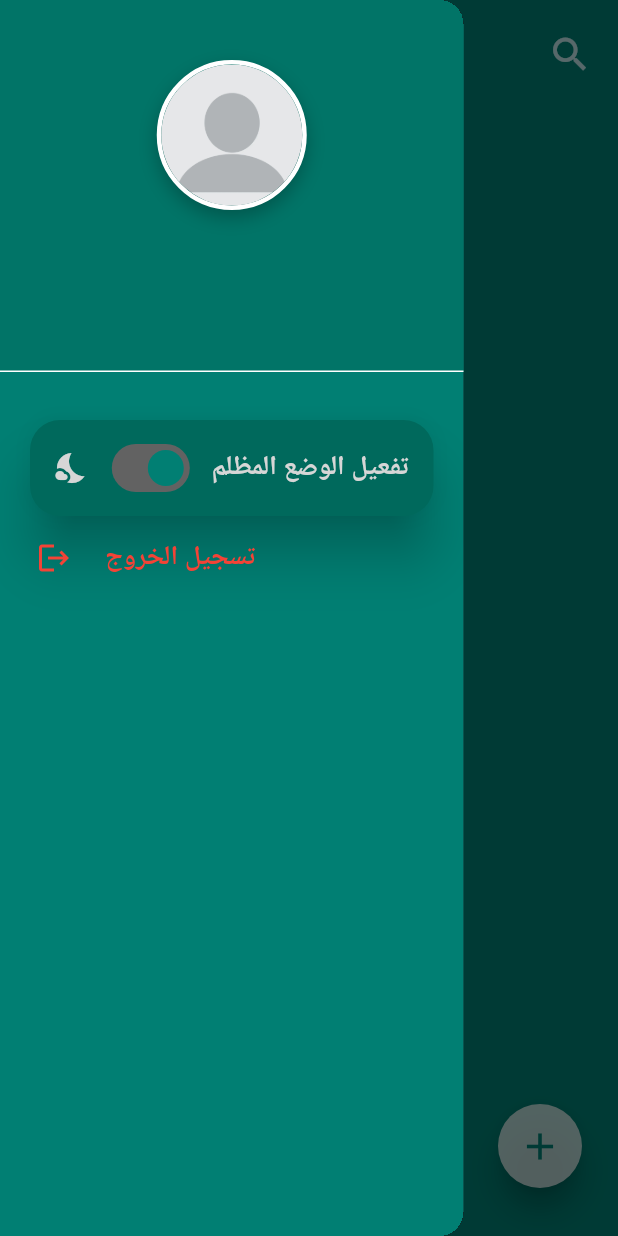
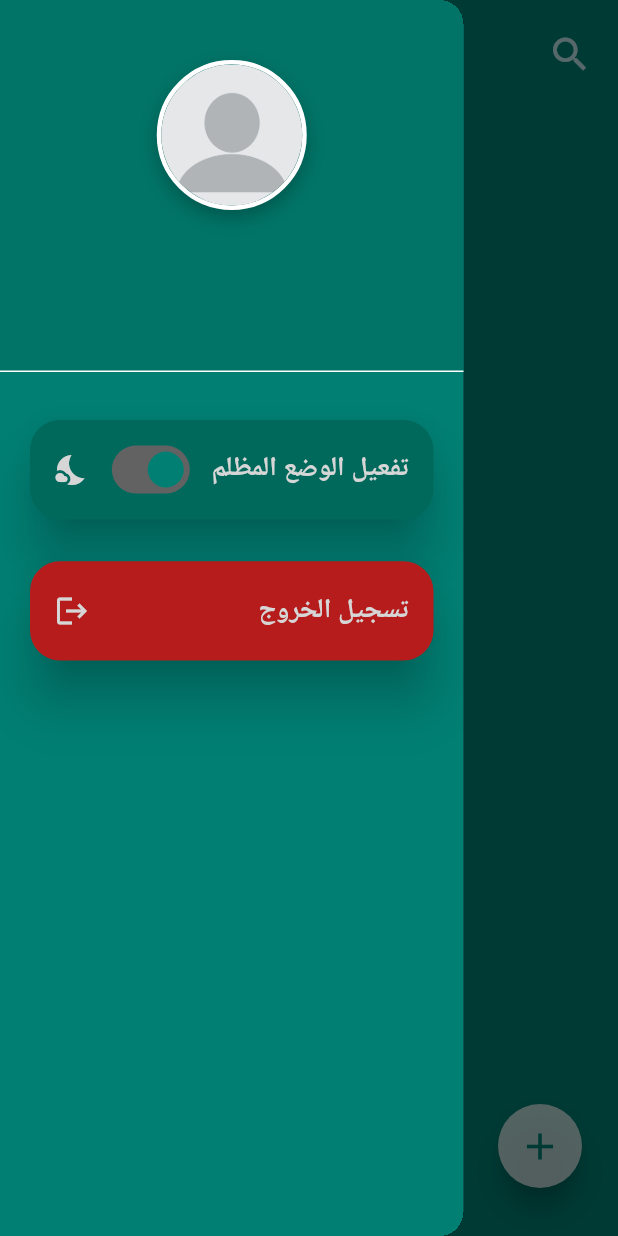
Before and after one commit to hatemf934/deeon, a Flutter app: the HomeView screen opened directly with empty values, with the side drawer open, on a phone screen of 412 x 824 dp. Run offline on Flutter 3.47's test engine with Material 3 defaults, Android fonts, the phone set to English and light mode, and no system bars.

Commit message:
edit logout UI

```diff
--- a/lib/core/utils/color_manager.dart
+++ b/lib/core/utils/color_manager.dart
@@ -7,6 +7,7 @@ class ColorManager {
   static Color witheColor = Colors.white;
   static Color white70Color = Colors.white70;
   static Color redColor = Colors.red;
+  static Color rubyRedColor = Color(0xFFB71C1C);
   static Color transmentColor = Colors.transparent;
   static Color hintColor = Color(0xff779b97);
   static Color enabledColor = Color(0xff6c6c6c);
--- a/lib/features/home/presentation/view/widgets/content_draw_options.dart
+++ b/lib/features/home/presentation/view/widgets/content_draw_options.dart
@@ -1,6 +1,7 @@
+import 'package:deeon/core/utils/color_manager.dart';
 import 'package:deeon/core/utils/height_manager.dart';
 import 'package:deeon/core/utils/padding_manager.dart';
-import 'package:deeon/features/home/presentation/view/widgets/row_sign_out.dart';
+import 'package:deeon/core/utils/text_manger.dart';
 import 'package:deeon/features/home/presentation/view/widgets/switch_dark_theme.dart';
 import 'package:flutter/material.dart';
 
@@ -17,8 +18,18 @@ class ContentDrawOptions extends StatelessWidget {
         ),
         children: [
           SizedBox(height: HeightManager.h20),
-          SwtichDarkTheme(),
-          RowSignOut(),
+          SwtichDarkTheme(
+            isDarkMode: true,
+            text: TextManger.darkMode,
+            color: ColorManager.deepTeal,
+            iconData: Icons.nights_stay,
+          ),
+          SizedBox(height: HeightManager.h20),
+          SwtichDarkTheme(
+            color: ColorManager.rubyRedColor,
+            iconData: Icons.logout,
+            text: TextManger.signOut,
+          ),
         ],
       ),
     );
--- a/lib/features/home/presentation/view/widgets/row_sign_out.dart
+++ /dev/null
@@ -1,30 +0,0 @@
-import 'package:deeon/core/utils/color_manager.dart';
-import 'package:deeon/core/utils/padding_manager.dart';
-import 'package:deeon/core/utils/styles.dart';
-import 'package:deeon/core/utils/text_manger.dart';
-import 'package:deeon/core/utils/width_manager.dart';
-import 'package:flutter/material.dart';
-
-class RowSignOut extends StatelessWidget {
-  const RowSignOut({super.key});
-
-  @override
-  Widget build(BuildContext context) {
-    return Padding(
-      padding: EdgeInsets.only(left: PaddingManager.p8),
-      child: Row(
-        children: [
-          Icon(Icons.logout, color: ColorManager.redColor),
-          SizedBox(width: WidthManager.w10),
-          TextButton(
-            onPressed: () {},
-            child: Text(
-              TextManger.signOut,
-              style: Styles.textStyle18.copyWith(color: ColorManager.redColor),
-            ),
-          ),
-        ],
-      ),
-    );
-  }
-}
--- a/lib/features/home/presentation/view/widgets/switch_dark_theme.dart
+++ b/lib/features/home/presentation/view/widgets/switch_dark_theme.dart
@@ -2,18 +2,29 @@ import 'package:deeon/core/utils/color_manager.dart';
 import 'package:deeon/core/utils/padding_manager.dart';
 import 'package:deeon/core/utils/radius_manager.dart';
 import 'package:deeon/core/utils/styles.dart';
-import 'package:deeon/core/utils/text_manger.dart';
 import 'package:flutter/material.dart';
 
 class SwtichDarkTheme extends StatelessWidget {
-  const SwtichDarkTheme({super.key});
-
+  const SwtichDarkTheme({
+    super.key,
+    required this.color,
+    required this.iconData,
+    required this.text,
+    this.isDarkMode = false,
+  });
+  final Color color;
+  final IconData iconData;
+  final String text;
+  final bool isDarkMode;
   @override
   Widget build(BuildContext context) {
-    return Card(
+    return SizedBox(
+      width: MediaQuery.of(context).size.width * 0.80,
+      height: MediaQuery.of(context).size.height * 0.09,
+      child: Card(
         elevation: 15,
         shadowColor: ColorManager.blackColor,
-      color: ColorManager.deepTeal,
+        color: color,
         shape: RoundedRectangleBorder(
           borderRadius: BorderRadius.circular(RadiusManager.r20),
         ),
@@ -25,19 +36,24 @@ class SwtichDarkTheme extends StatelessWidget {
           child: Row(
             mainAxisAlignment: MainAxisAlignment.spaceBetween,
             children: [
-            Icon(Icons.nights_stay, color: ColorManager.nightStay),
-            Switch(
+              Icon(iconData, color: ColorManager.nightStay),
+              isDarkMode
+                  ? Switch(
                       value: true,
                       onChanged: (value) {},
                       activeThumbColor: ColorManager.primaryColor,
                       activeTrackColor: ColorManager.activeColorSwitch,
-            ),
+                    )
+                  : Container(),
 
               Text(
-              TextManger.darkMode,
-              style: Styles.textStyle18.copyWith(color: ColorManager.nightStay),
+                text,
+                style: Styles.textStyle18.copyWith(
+                  color: ColorManager.nightStay,
+                ),
               ),
             ],
+          ),
         ),
       ),
     );
```
Lines whose indentation alone changed are shown as unchanged.
